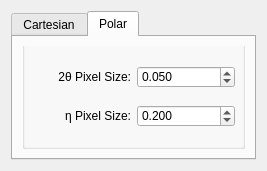
Before: the Qt Designer form hexrd/ui/resources/ui/resolution_editor.ui in HEXRD/hexrdgui, drawn with Qt 5.
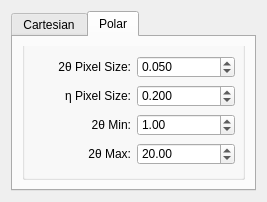
After: the same form once the commit is applied. The open tabs and pages were chosen to show the change.

Commit message:
Add options to change the polar view min/max tth
This adds the options to the resolution editor. However, it seems
to me that this is making the top dock widget too big. We might
want to consider putting it somewhere else, maybe in a menu like
"Edit"->"Polar Resolution" or something.

Patch:
```diff
--- a/hexrd/ui/resources/ui/resolution_editor.ui
+++ b/hexrd/ui/resources/ui/resolution_editor.ui
@@ -7,7 +7,7 @@
     <x>0</x>
     <y>0</y>
     <width>267</width>
-    <height>171</height>
+    <height>202</height>
    </rect>
   </property>
   <layout class="QGridLayout" name="gridLayout_4">
@@ -23,7 +23,7 @@
       <enum>QTabWidget::Rounded</enum>
      </property>
      <property name="currentIndex">
-      <number>0</number>
+      <number>1</number>
      </property>
      <property name="iconSize">
       <size>
@@ -116,19 +116,6 @@
             </property>
            </widget>
           </item>
-          <item row="0" column="1">
-           <widget class="QDoubleSpinBox" name="polar_pixel_size_tth">
-            <property name="decimals">
-             <number>3</number>
-            </property>
-            <property name="maximum">
-             <double>99.989999999999995</double>
-            </property>
-            <property name="value">
-             <double>0.050000000000000</double>
-            </property>
-           </widget>
-          </item>
           <item row="1" column="0">
            <widget class="QLabel" name="label_2">
             <property name="text">
@@ -139,6 +126,59 @@
             </property>
            </widget>
           </item>
+          <item row="2" column="0">
+           <widget class="QLabel" name="label_4">
+            <property name="text">
+             <string>2θ Min:</string>
+            </property>
+            <property name="alignment">
+             <set>Qt::AlignRight|Qt::AlignTrailing|Qt::AlignVCenter</set>
+            </property>
+           </widget>
+          </item>
+          <item row="0" column="1">
+           <widget class="QDoubleSpinBox" name="polar_pixel_size_tth">
+            <property name="decimals">
+             <number>3</number>
+            </property>
+            <property name="maximum">
+             <double>99.989999999999995</double>
+            </property>
+            <property name="value">
+             <double>0.050000000000000</double>
+            </property>
+           </widget>
+          </item>
+          <item row="3" column="0">
+           <widget class="QLabel" name="label_5">
+            <property name="text">
+             <string>2θ Max:</string>
+            </property>
+            <property name="alignment">
+             <set>Qt::AlignRight|Qt::AlignTrailing|Qt::AlignVCenter</set>
+            </property>
+           </widget>
+          </item>
+          <item row="2" column="1">
+           <widget class="QDoubleSpinBox" name="polar_res_tth_min">
+            <property name="maximum">
+             <double>10000.000000000000000</double>
+            </property>
+            <property name="value">
+             <double>1.000000000000000</double>
+            </property>
+           </widget>
+          </item>
+          <item row="3" column="1">
+           <widget class="QDoubleSpinBox" name="polar_res_tth_max">
+            <property name="maximum">
+             <double>10000.000000000000000</double>
+            </property>
+            <property name="value">
+             <double>20.000000000000000</double>
+            </property>
+           </widget>
+          </item>
          </layout>
         </widget>
        </item>
```
The commit also changes 4 other files.
